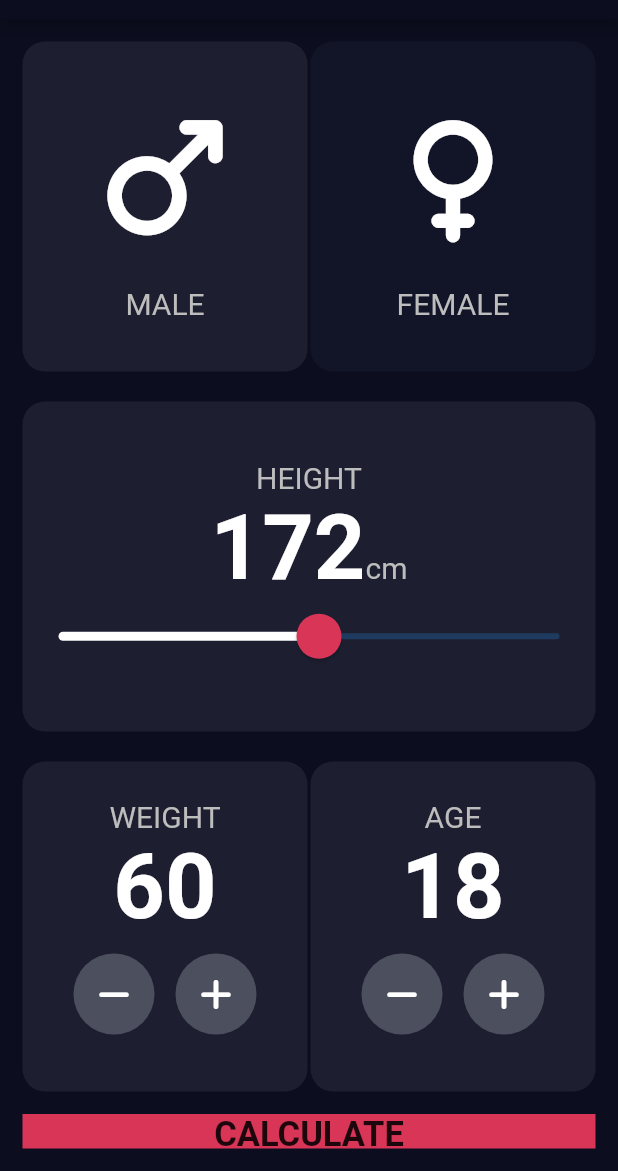
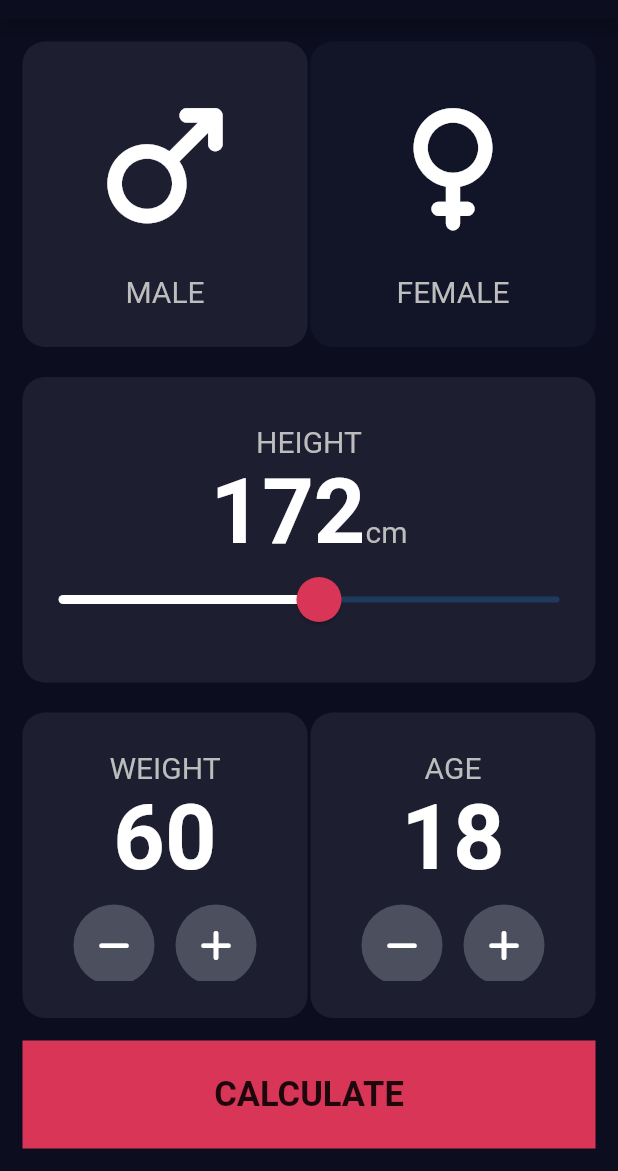
Before and after one commit to Ab3y4/bmi_calculator, a Flutter app: the screen it shows after launch, on a phone screen of 412 x 824 dp, the part 65-1236 px from its top. Run offline on Flutter 3.47's test engine with Material 2 defaults, Android fonts, the phone set to English and light mode, and no system bars; our stand-ins replace font_awesome_flutter.

Commit message:
changed some properties

```diff
--- a/lib/components/gender_card.dart
+++ b/lib/components/gender_card.dart
@@ -25,7 +25,7 @@ class GenderCard extends StatelessWidget {
           ),
         ),
         width: 190,
-        height: 220,
+        // height: 220,
         child: Column(
           mainAxisAlignment: MainAxisAlignment.center,
           children: [
--- a/lib/components/weightagecard.dart
+++ b/lib/components/weightagecard.dart
@@ -23,7 +23,7 @@ class WeightAgeCard extends StatelessWidget {
         ),
       ),
       width: 190,
-      height: 220,
+      // height: 220,
       child: Padding(
         padding: const EdgeInsets.symmetric(horizontal: 20, vertical: 25),
         child: SingleChildScrollView(
--- a/lib/screens/calculate_screen.dart
+++ b/lib/screens/calculate_screen.dart
@@ -35,7 +35,8 @@ class _CalculateScreenState extends State<CalculateScreen> {
         padding: const EdgeInsets.all(15.0),
         child: Column(
           children: [
-            Row(
+            Expanded(
+              child: Row(
                 mainAxisAlignment: MainAxisAlignment.spaceBetween,
                 children: [
                   GenderCard(
@@ -64,12 +65,14 @@ class _CalculateScreenState extends State<CalculateScreen> {
                   ),
                 ],
               ),
+            ),
             const SizedBox(height: 20),
-            Container(
+            Expanded(
+              child: Container(
                 decoration: BoxDecoration(
                     color: const Color(0xFF1D1F31),
                     borderRadius: BorderRadius.circular(15)),
-              height: 220,
+                // height: 220,
                 width: double.infinity,
                 child: Column(
                   mainAxisAlignment: MainAxisAlignment.center,
@@ -92,7 +95,8 @@ class _CalculateScreenState extends State<CalculateScreen> {
                         ),
                         Text(
                           'cm',
-                        style: TextStyle(color: Colors.grey[400], fontSize: 20),
+                          style:
+                              TextStyle(color: Colors.grey[400], fontSize: 20),
                         ),
                       ],
                     ),
@@ -116,8 +120,10 @@ class _CalculateScreenState extends State<CalculateScreen> {
                   ],
                 ),
               ),
+            ),
             const SizedBox(height: 20),
-            Row(
+            Expanded(
+              child: Row(
                 mainAxisAlignment: MainAxisAlignment.spaceBetween,
                 children: [
                   WeightAgeCard(
@@ -150,9 +156,9 @@ class _CalculateScreenState extends State<CalculateScreen> {
                   ),
                 ],
               ),
+            ),
             const SizedBox(height: 15),
-            Expanded(
-                child: BottomButton(
+            BottomButton(
               buttonText: 'Calculate',
               onPressed: () {
                 Navigator.push(
@@ -166,7 +172,7 @@ class _CalculateScreenState extends State<CalculateScreen> {
                   ),
                 );
               },
-            ))
+            )
           ],
         ),
       ),
--- a/lib/screens/results_screen.dart
+++ b/lib/screens/results_screen.dart
@@ -52,8 +52,10 @@ class ResultsScreen extends StatelessWidget {
                     children: [
                       Text(
                         result,
-                        style: const TextStyle(
-                            color: Color(0xFF66D480),
+                        style: TextStyle(
+                            color: (result == 'Overweight')
+                                ? Colors.red
+                                : const Color(0xFF66D480),
                             fontSize: 20,
                             fontWeight: FontWeight.bold),
                       ),
```
Lines whose indentation alone changed are shown as unchanged.
